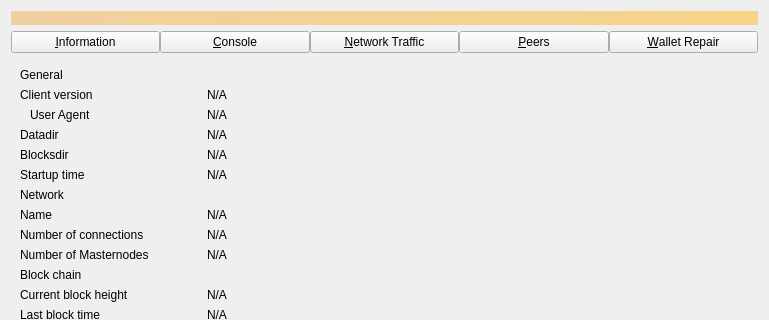
This is src/qt/forms/debugwindow.ui in UdjinM6/dash_unforked as Qt 5 draws it before an edit; both pictures show x 0 to 769 and y 0 to 320 of the 769 by 485 pixel window. The edited form follows.
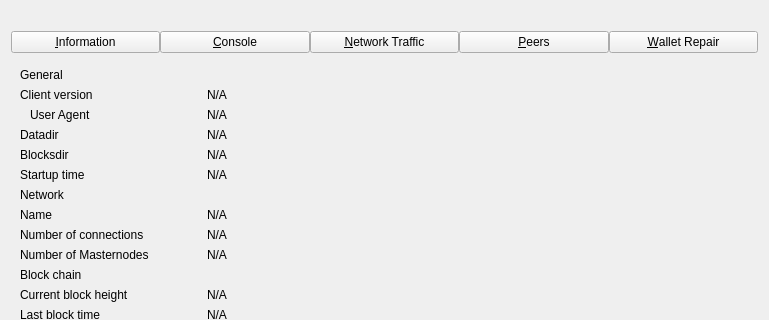
This is the edited form. Custom widgets are drawn as their Qt base class.

Commit message: 14879 followup: move label_alerts css styling into css files and align it with the style of labelAlerts on OverviewPage

Patch:
```diff
--- a/src/qt/forms/debugwindow.ui
+++ b/src/qt/forms/debugwindow.ui
@@ -19,9 +19,6 @@
      <property name="visible">
       <bool>false</bool>
      </property>
-     <property name="styleSheet">
-      <string notr="true">QLabel { background-color: qlineargradient(x1: 0, y1: 0, x2: 1, y2: 0, stop:0 #F0D0A0, stop:1 #F8D488); color:#000000; }</string>
-     </property>
      <property name="wordWrap">
       <bool>true</bool>
      </property>
```
The commit also changes 2 other files.
